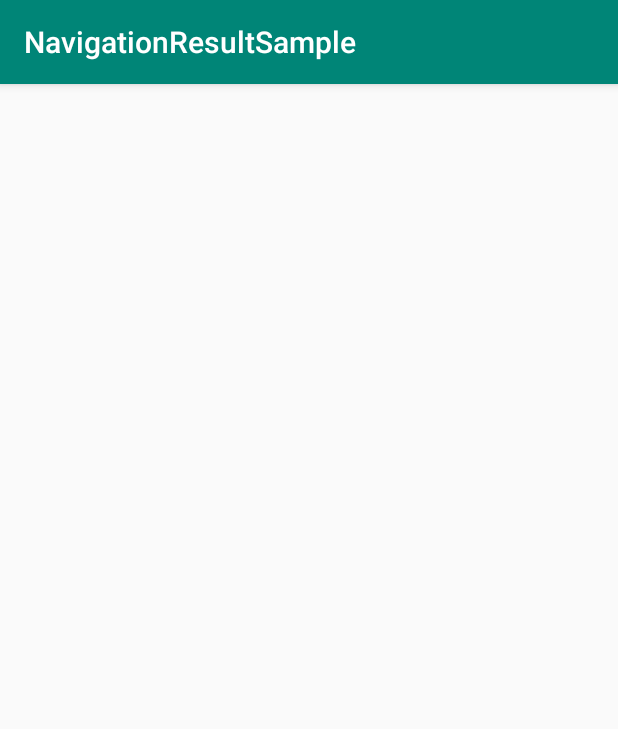
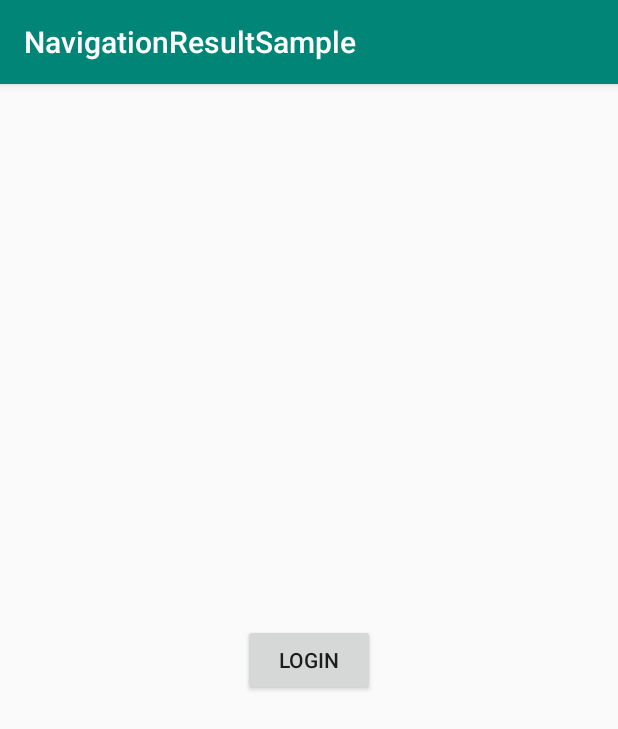
Before and after one commit to PHELAT/NavigationResult, an Android app: the screen it shows after launch (MainActivity), on a phone screen of 412 x 824 dp. Shown: the top 729 px of the screen. Run offline under Robolectric (Android 15) with nearby library versions, the phone set to English and light mode, and no system bars.

Commit message:
Implement FragmentA as start destination for our navigation graph

```diff
--- /dev/null
+++ b/app/src/main/java/com/phelat/navigationresultsample/FragmentA.kt
@@ -0,0 +1,17 @@
+package com.phelat.navigationresultsample
+
+import android.os.Bundle
+import android.view.LayoutInflater
+import android.view.View
+import android.view.ViewGroup
+import androidx.fragment.app.Fragment
+
+class FragmentA : Fragment() {
+
+    override fun onCreateView(
+        inflater: LayoutInflater,
+        container: ViewGroup?,
+        savedInstanceState: Bundle?
+    ): View? = inflater.inflate(R.layout.fragment_a, container, false)
+
+}
--- a/app/src/main/java/com/phelat/navigationresultsample/MainActivity.kt
+++ b/app/src/main/java/com/phelat/navigationresultsample/MainActivity.kt
@@ -1,5 +1,13 @@
 package com.phelat.navigationresultsample
 
+import android.os.Bundle
 import androidx.appcompat.app.AppCompatActivity
 
-class MainActivity : AppCompatActivity()
+class MainActivity : AppCompatActivity() {
+
+    override fun onCreate(savedInstanceState: Bundle?) {
+        super.onCreate(savedInstanceState)
+        setContentView(R.layout.main_activity)
+    }
+
+}
--- /dev/null
+++ b/app/src/main/res/layout/fragment_a.xml
@@ -0,0 +1,14 @@
+<?xml version="1.0" encoding="utf-8"?>
+<RelativeLayout
+    xmlns:android="http://schemas.android.com/apk/res/android"
+    android:layout_width="match_parent"
+    android:layout_height="match_parent"
+    android:orientation="vertical">
+
+    <androidx.appcompat.widget.AppCompatButton
+        android:layout_width="wrap_content"
+        android:layout_height="wrap_content"
+        android:layout_centerInParent="true"
+        android:text="Login" />
+
+</RelativeLayout>
```
Also changed, not shown: app/src/main/res/layout/main_activity.xml (added, +10 -0 lines), app/src/main/res/navigation/navigation_graph_main.xml (added, +12 -0 lines).
